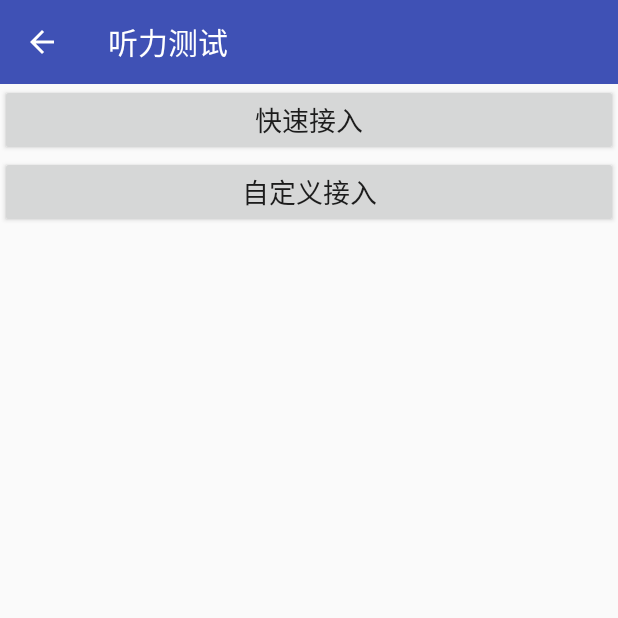
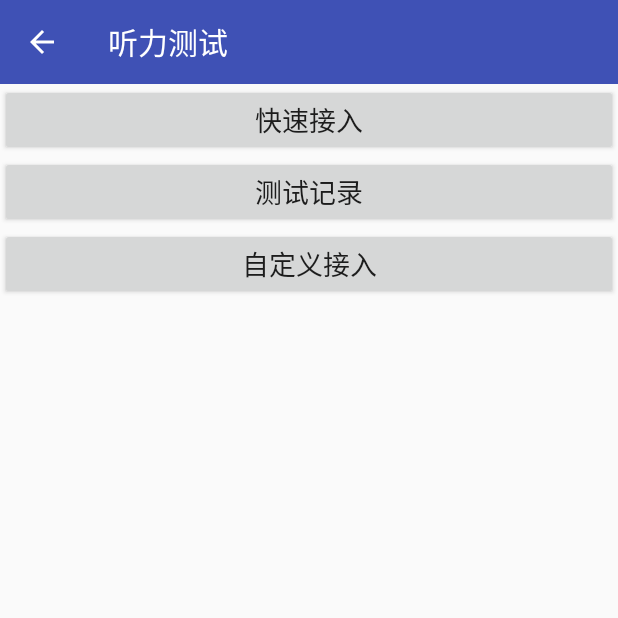
Before and after one commit to DouTingLtd/AndroidSample, an Android app: the screen it shows after launch (MainActivity), on a phone screen of 412 x 824 dp, the top half of it. Run offline under Robolectric (Android 15) with nearby library versions, the phone set to English and light mode, and no system bars; libraries missing offline, so code that uses them is left out: douting.hearing.core; 1 statement that could not run was skipped.

Commit message:
更新Demo，适配0.04.01版本SDK。

```diff
--- a/app/build.gradle
+++ b/app/build.gradle
@@ -38,6 +38,4 @@ dependencies {
 //    compile project(':SdkLibrary')
 
     compile 'com.android.support:appcompat-v7:25.0.1'
-
-
 }
--- a/app/src/main/AndroidManifest.xml
+++ b/app/src/main/AndroidManifest.xml
@@ -32,6 +32,9 @@
         <activity
             android:name="douting.hearing.core.ui.HearingResultActivity"
             android:screenOrientation="portrait" />
+        <activity
+            android:name="douting.hearing.core.ui.HearingRecordActivity"
+            android:screenOrientation="portrait" />
     </application>
 
 </manifest>
--- a/app/src/main/java/douting/android/sample/MainActivity.java
+++ b/app/src/main/java/douting/android/sample/MainActivity.java
@@ -21,6 +21,7 @@ public class MainActivity extends ToolbarActivity {
     protected void initView() {
         findView(R.id.easy_start).setOnClickListener(this);
         findView(R.id.custom_start).setOnClickListener(this);
+        findView(R.id.easy_record).setOnClickListener(this);
     }
 
     @Override
@@ -30,6 +31,9 @@ public class MainActivity extends ToolbarActivity {
             case R.id.easy_start:
                 Hearing.startTest(mContext);
                 break;
+            case R.id.easy_record:
+                Hearing.startRecord(mContext);
+                break;
             case R.id.custom_start:
                 startActivity(new Intent(mContext, CustomActivity.class));
                 break;
--- a/app/src/main/java/douting/android/sample/TestActivity.java
+++ b/app/src/main/java/douting/android/sample/TestActivity.java
@@ -180,9 +180,8 @@ public class TestActivity extends ToolbarActivity {
         @Override
         public void onTestResult(PureToneResult pureToneResult) {
             super.onTestResult(pureToneResult);
-            String json = new Gson().toJson(pureToneResult);
             Intent intent = new Intent(mContext, ResultActivity.class);
-            intent.putExtra(ResultActivity.RESULT_JSON, json);
+            intent.putExtra(ResultActivity.RESULT_JSON, pureToneResult);
             startActivity(intent);
             finish();
         }
--- a/app/src/main/res/layout/main_layout.xml
+++ b/app/src/main/res/layout/main_layout.xml
@@ -15,6 +15,14 @@
         android:textSize="18sp" />
 
     <Button
+        android:id="@+id/easy_record"
+        android:layout_width="match_parent"
+        android:layout_height="wrap_content"
+        android:gravity="center"
+        android:text="@string/easy_record"
+        android:textSize="18sp" />
+
+    <Button
         android:id="@+id/custom_start"
         android:layout_width="match_parent"
         android:layout_height="wrap_content"
--- a/app/src/main/res/values/strings.xml
+++ b/app/src/main/res/values/strings.xml
@@ -1,5 +1,6 @@
 <resources>
     <string name="app_name">听力测试</string>
     <string name="easy_start">快速接入</string>
+    <string name="easy_record">测试记录</string>
     <string name="custom_start">自定义接入</string>
 </resources>
```
Also changed, not shown: app/src/main/java/douting/android/sample/ResultActivity.java (+2 -7 lines).
